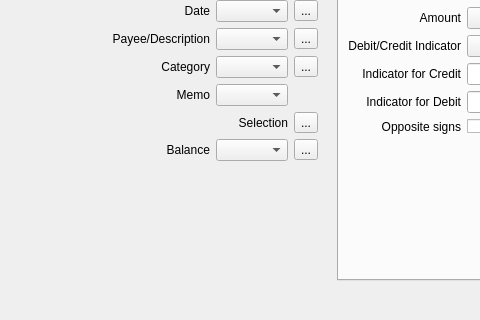
Above: kmymoney/plugins/csv/import/bankingwizardpage.ui from KDE/kmymoney before the change; both pictures show x 0 to 480 and y 82 to 402 of the 698 by 402 pixel window. Below: the same form after it.
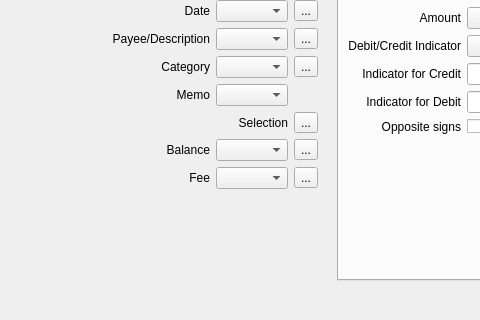
That is the form after the change.

Commit message:
CSV Importer: support Fee column in bank statements
- Adds support for additional Fee column in banking statements
- relies on existing fee calculation logic in MyMoneyStatementReader
- adds relevant CSV importer test

```diff
--- a/kmymoney/plugins/csv/import/bankingwizardpage.ui
+++ b/kmymoney/plugins/csv/import/bankingwizardpage.ui
@@ -355,6 +355,42 @@
            </property>
           </widget>
          </item>
+         <item row="7" column="0">
+          <widget class="QLabel" name="labelBnk_fee">
+           <property name="text">
+            <string>Fee</string>
+           </property>
+           <property name="alignment">
+            <set>Qt::AlignRight|Qt::AlignTrailing|Qt::AlignVCenter</set>
+           </property>
+           <property name="buddy">
+            <cstring>m_feeCol</cstring>
+           </property>
+          </widget>
+         </item>
+         <item row="7" column="1">
+          <widget class="QComboBox" name="m_feeCol">
+           <property name="sizePolicy">
+            <sizepolicy hsizetype="Preferred" vsizetype="Preferred">
+             <horstretch>0</horstretch>
+             <verstretch>0</verstretch>
+            </sizepolicy>
+           </property>
+           <property name="toolTip">
+            <string>Select column containing fee field.</string>
+           </property>
+          </widget>
+         </item>
+         <item row="7" column="2">
+          <widget class="QToolButton" name="m_feeColClear">
+           <property name="toolTip">
+            <string>Clear fee field selection.</string>
+           </property>
+           <property name="text">
+            <string>...</string>
+           </property>
+          </widget>
+         </item>
         </layout>
        </item>
        <item>
```
Left out of the diff: 2 changed lines with no effect on the pictures. The commit also changes 4 other files.
